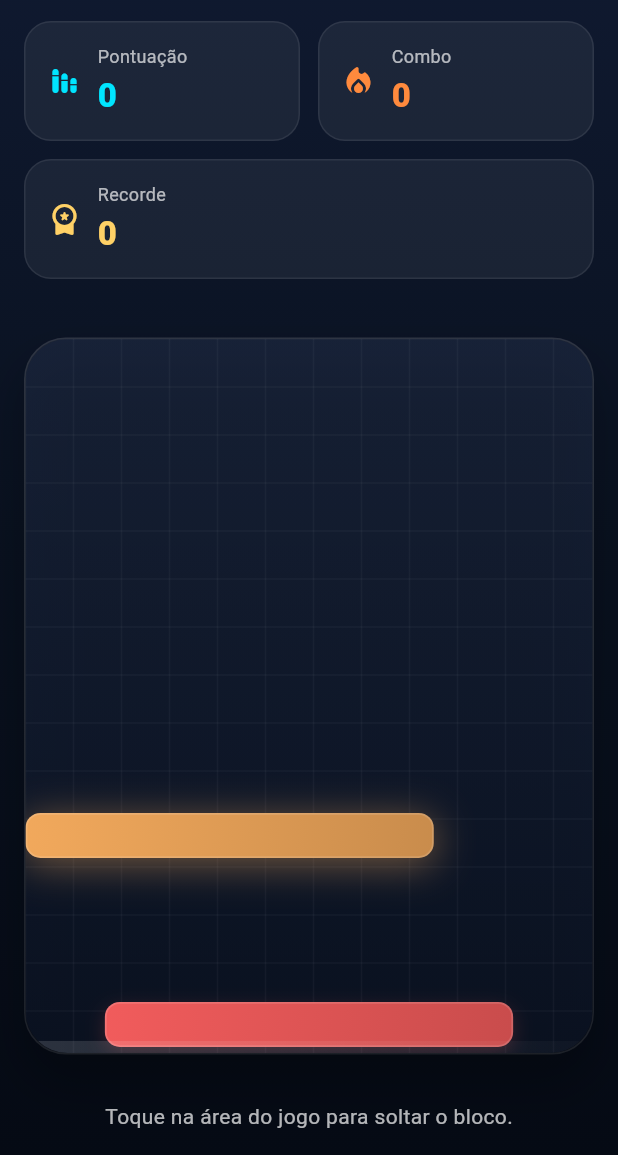
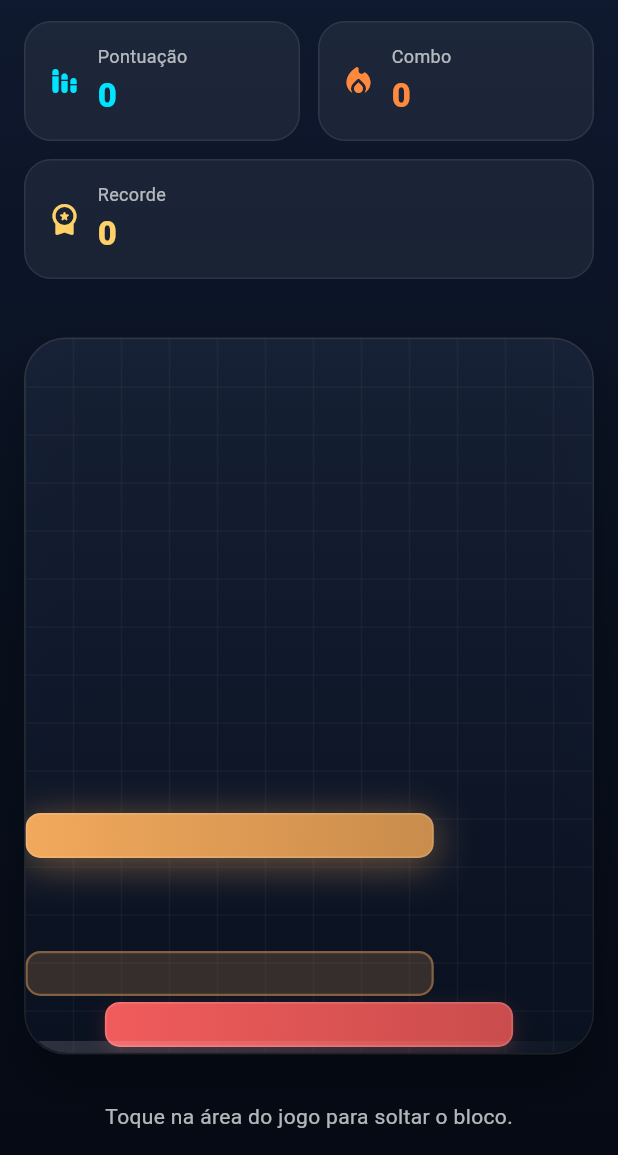
Before and after one commit to vinicius-pascoal/Stack_Mania, a Flutter app: the screen it shows after launch, after a tap on "Jogar", on a phone screen of 412 x 824 dp, the part 81-1236 px from its top. Run offline on Flutter 3.47's test engine with Material 3 defaults, Android fonts, the phone set to English and light mode, and no system bars; our stand-ins replace shared_preferences.

Commit message:
Remove V3 from titles; add moving preview
Update lib/main.dart to simplify UI text and add a translucent preview of the moving block. Changed the MaterialApp title and the main header from "Torre de Blocos V3" to "Torre de Blocos", and removed the subtitle and menu tag list under the header. Added a Positioned container overlay that renders a semi-transparent outline of the currently moving block when the board is ready and the block isn't dropping (uses _movingX, _movingWidth, _blockHeight, and _movingColor).

```diff
--- a/lib/main.dart
+++ b/lib/main.dart
@@ -15,7 +15,7 @@ class StackTowerV3App extends StatelessWidget {
   @override
   Widget build(BuildContext context) {
     return MaterialApp(
-      title: 'Torre de Blocos V3',
+      title: 'Torre de Blocos',
       debugShowCheckedModeBanner: false,
       theme: ThemeData(
         useMaterial3: true,
@@ -689,35 +689,12 @@ class _StackTowerHomePageState extends State<StackTowerHomePage>
                           ),
                           const SizedBox(height: 18),
                           const Text(
-                            'Torre de Blocos V3',
+                            'Torre de Blocos',
                             textAlign: TextAlign.center,
                             style: TextStyle(
                               fontSize: 34,
                               fontWeight: FontWeight.w900,
                             ),
-                          ),
-                          const SizedBox(height: 8),
-                          Text(
-                            'Agora com corte caindo animado e câmera acompanhando a torre até o topo.',
-                            textAlign: TextAlign.center,
-                            style: TextStyle(
-                              fontSize: 15,
-                              color: Colors.white.withOpacity(0.72),
-                              height: 1.4,
-                            ),
-                          ),
-                          const SizedBox(height: 18),
-                          Wrap(
-                            alignment: WrapAlignment.center,
-                            spacing: 10,
-                            runSpacing: 10,
-                            children: [
-                              _menuTag('Menu inicial'),
-                              _menuTag('Queda animada'),
-                              _menuTag('Perfect combo'),
-                              _menuTag('Peça cortada caindo'),
-                              _menuTag('Câmera dinâmica'),
-                            ],
                           ),
                           const SizedBox(height: 22),
                           SizedBox(
@@ -994,6 +971,30 @@ class _StackTowerHomePageState extends State<StackTowerHomePage>
                                       ),
                                     ),
 
+                                  if (_boardReady && !_gameOver && !_isDropping)
+                                    Positioned(
+                                      left: _movingX,
+                                      top: _screenYForWorldTop(
+                                        _worldTopForLevel(_placedBlocks.length),
+                                      ),
+                                      child: Container(
+                                        width: _movingWidth,
+                                        height: _blockHeight - 4,
+                                        decoration: BoxDecoration(
+                                          borderRadius: BorderRadius.circular(
+                                            10,
+                                          ),
+                                          color: _movingColor.withOpacity(0.18),
+                                          border: Border.all(
+                                            color: _movingColor.withOpacity(
+                                              0.40,
+                                            ),
+                                            width: 1.5,
+                                          ),
+                                        ),
+                                      ),
+                                    ),
+
                                   for (final piece in _fallingPieces)
                                     Positioned(
                                       left: piece.x,
```
